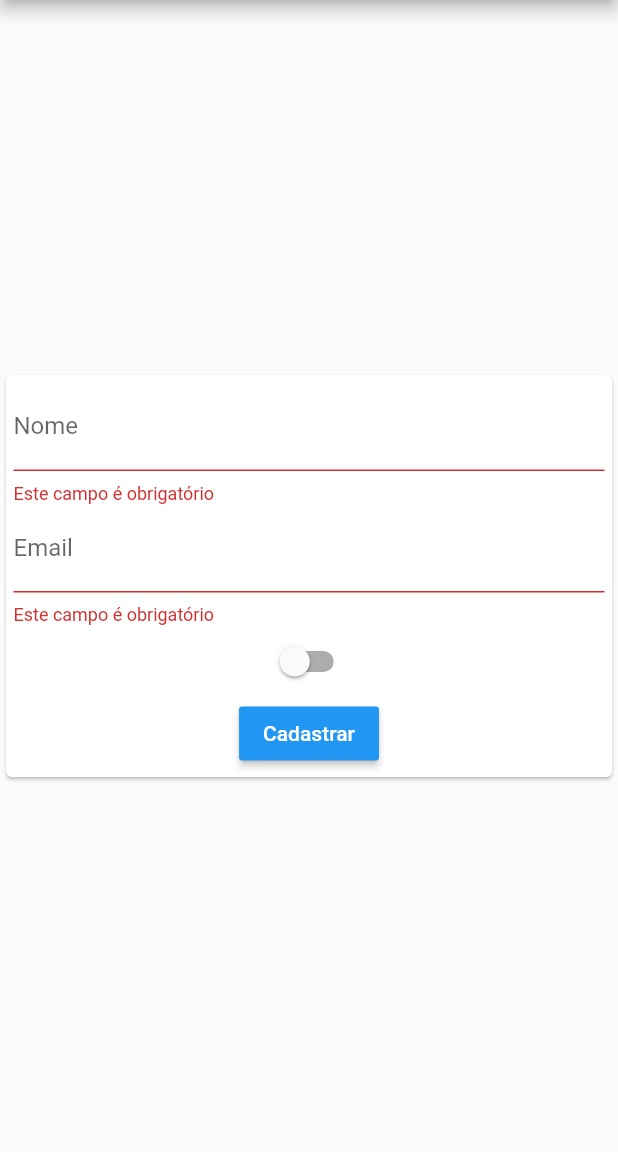
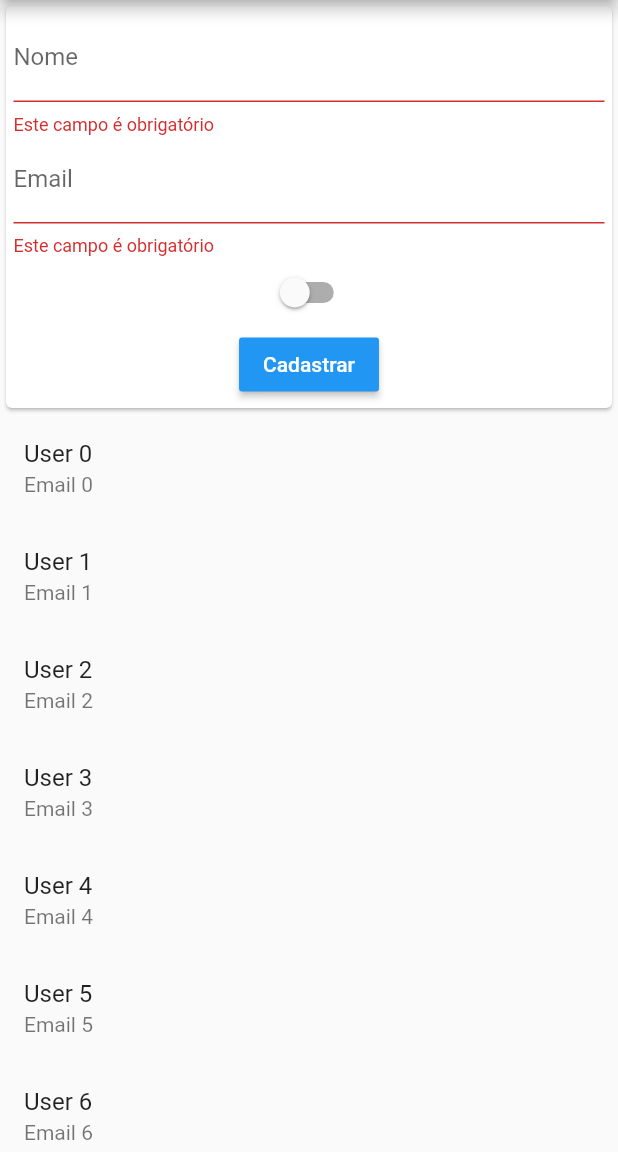
Before and after one commit to raloliver/flusql, a Flutter app: the screen it shows after launch, after a tap on "Cadastrar", on a phone screen of 412 x 824 dp, the part 84-1236 px from its top. Run offline on Flutter 3.47's test engine with Material 2 defaults, Android fonts, the phone set to English and light mode, and no system bars; our stand-ins replace sqflite; accounts and stored records are empty.

Commit message:
Add sample list of users

```diff
--- a/lib/main.dart
+++ b/lib/main.dart
@@ -1,6 +1,7 @@
 import 'package:flutter/material.dart';
 import 'package:flusql/utils/connections.dart';
 import 'package:flusql/signup.dart';
+import 'package:flusql/users.dart';
 
 void main() => runApp(MyApp());
 
@@ -34,13 +35,11 @@ class _MyHomePageState extends State<MyHomePage> {
       appBar: AppBar(
         title: Text(widget.title),
       ),
-      body: Center(
-        child: Column(
-          mainAxisAlignment: MainAxisAlignment.center,
-          children: <Widget>[
-            Signup(),
-          ],
-        ),
+      body: Column(
+        children: <Widget>[
+          Signup(),
+          Users(),
+        ],
       ),
     );
   }
--- /dev/null
+++ b/lib/users.dart
@@ -0,0 +1,30 @@
+import 'package:flutter/material.dart';
+import 'package:flusql/utils/connections.dart';
+
+class Users extends StatefulWidget {
+  List users;
+  var onChange;
+  Users({Key key, this.users, this.onChange}) : super(key: key);
+
+  @override
+  _UsersState createState() => _UsersState();
+}
+
+class _UsersState extends State<Users> {
+  @override
+  Widget build(BuildContext context) {
+    List _users = widget.users;
+
+    return Expanded(
+      child: ListView.builder(
+        itemCount: 30,
+        itemBuilder: (context, index) {
+          return ListTile(
+            title: Text('User ' + index.toString()),
+            subtitle: Text('Email ' + index.toString()),
+          );
+        },
+      ),
+    );
+  }
+}
```
